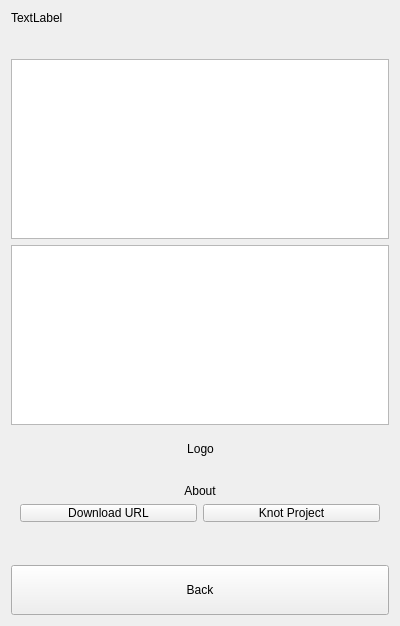
This is dlgnotes.ui in ic005k/Knot-Legacy as Qt 5 draws it before an edit. The edited form follows.
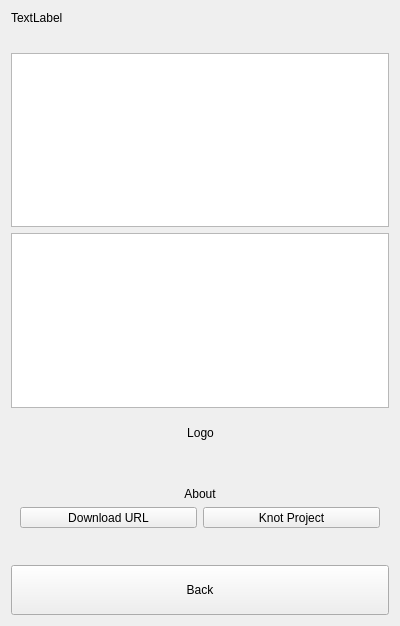
This is the edited form.

Diff of the .ui file:
```diff
--- a/dlgnotes.ui
+++ b/dlgnotes.ui
@@ -103,6 +103,12 @@
       </item>
       <item>
        <widget class="QLabel" name="label">
+        <property name="minimumSize">
+         <size>
+          <width>0</width>
+          <height>50</height>
+         </size>
+        </property>
         <property name="text">
          <string/>
         </property>
```
